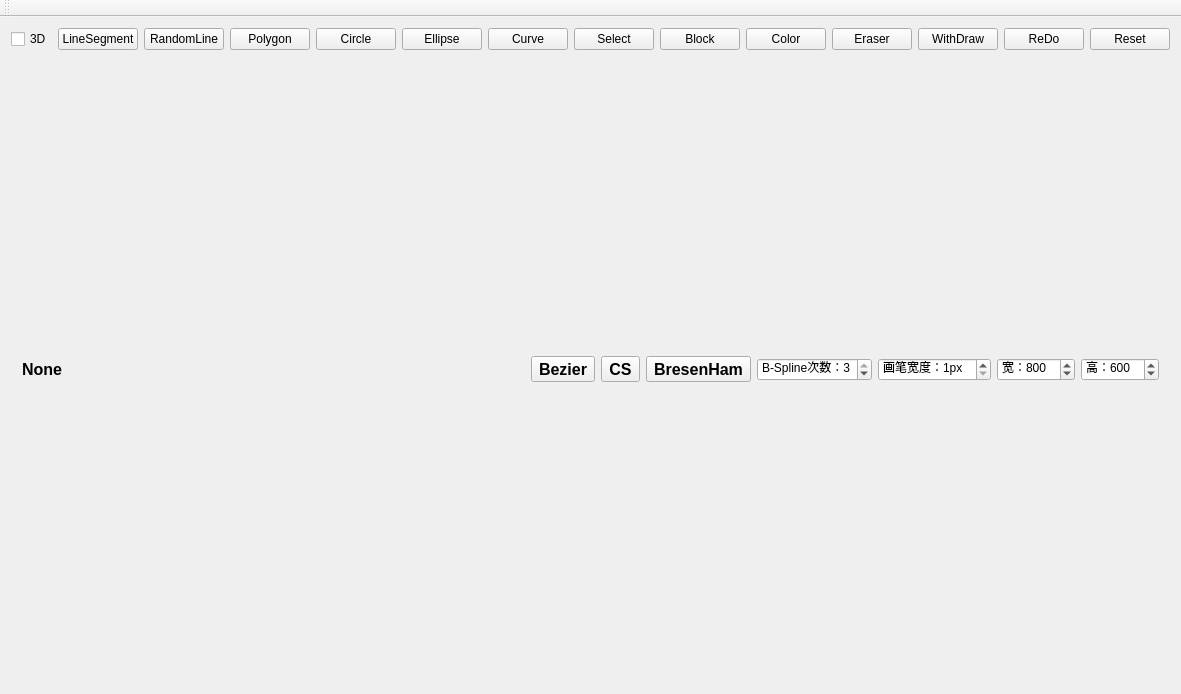
TamakiRinko/Painter, file mainwindow.ui: the form before one commit.
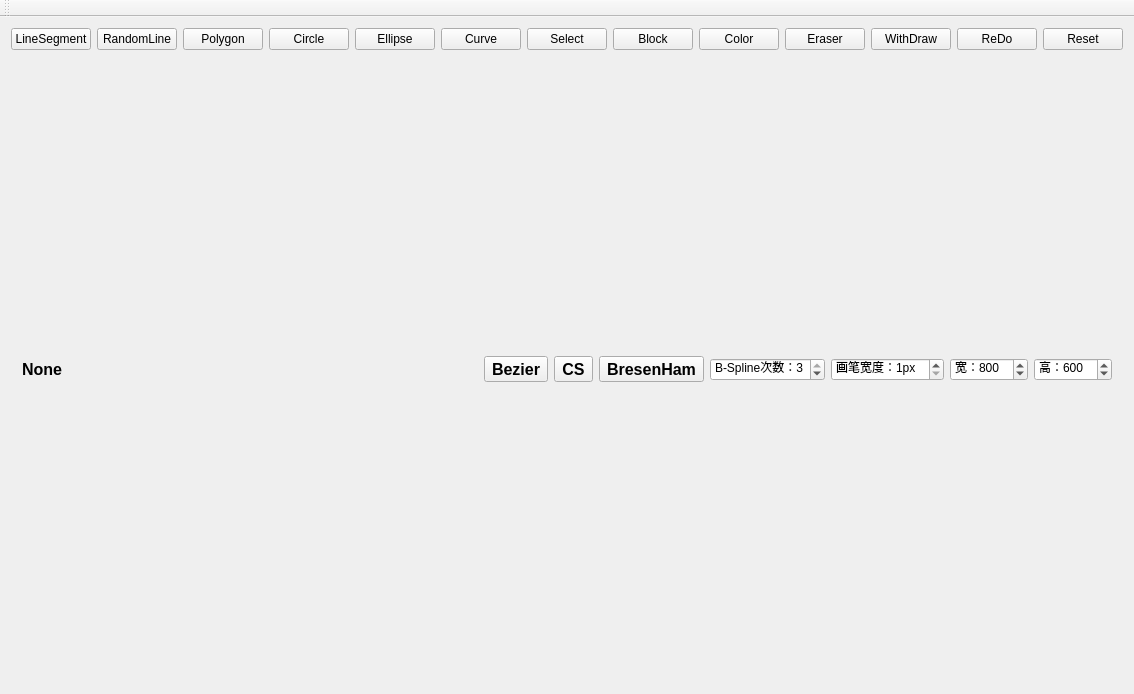
The form after the commit.

Diff of the .ui file:
```diff
--- a/mainwindow.ui
+++ b/mainwindow.ui
@@ -6,7 +6,7 @@
    <rect>
     <x>0</x>
     <y>0</y>
-    <width>1027</width>
+    <width>1108</width>
     <height>694</height>
    </rect>
   </property>
@@ -215,14 +215,7 @@
      <layout class="QVBoxLayout" name="Canvas"/>
     </item>
     <item row="0" column="0" colspan="2">
-     <layout class="QHBoxLayout" name="horizontalLayout_3" stretch="1,10,10,10,10,10,10,10,10,10,10,10,10,10">
-      <item>
-       <widget class="QCheckBox" name="PaintModeCheckBox">
-        <property name="text">
-         <string>3D</string>
-        </property>
-       </widget>
-      </item>
+     <layout class="QHBoxLayout" name="horizontalLayout_3" stretch="10,10,10,10,10,10,10,10,10,10,10,10,10">
       <item>
        <widget class="QPushButton" name="LineSegmentButton">
         <property name="text">
```
Left out of the diff: 2 changed lines with no effect on the pictures.
